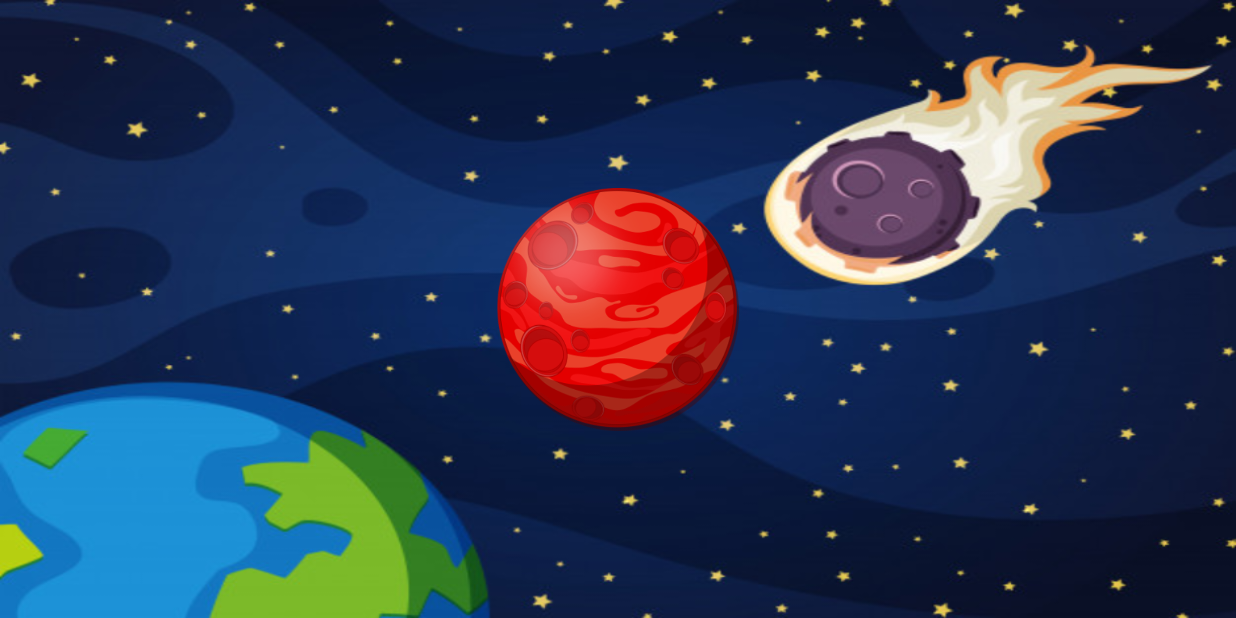
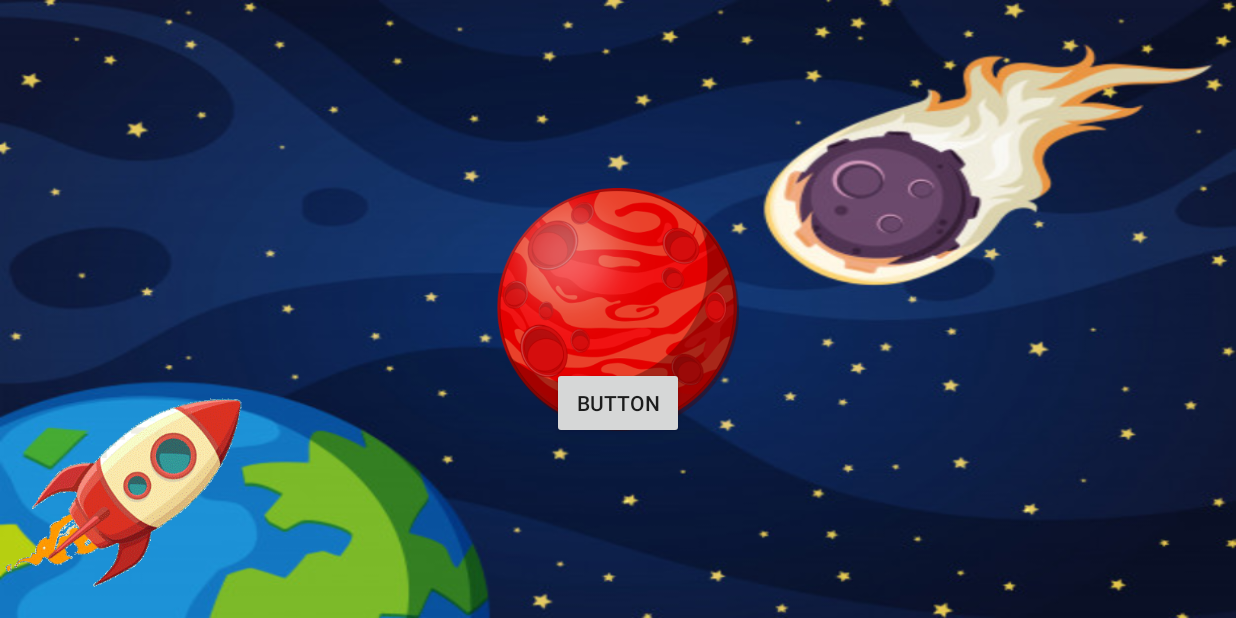
Before and after one commit to Aspharr17/FlashCards_2.0, an Android app: the screen it shows after launch (MainActivity), on a phone screen of 824 x 412 dp (held sideways). Run offline under Robolectric (Android 15) with nearby library versions, the phone set to English and light mode, and no system bars.

Commit message:
Added Transition, a button for testing and media player

```diff
--- a/app/src/main/java/com/example/angelnramirez/flashcards/MainActivity.java
+++ b/app/src/main/java/com/example/angelnramirez/flashcards/MainActivity.java
@@ -1,18 +1,79 @@
 package com.example.angelnramirez.flashcards;
 
+import android.graphics.Point;
+import android.media.MediaPlayer;
 import android.os.Bundle;
+import android.support.constraint.ConstraintLayout;
+import android.support.constraint.Placeholder;
+import android.support.v7.app.AlertDialog;
 import android.support.v7.app.AppCompatActivity;
+import android.transition.TransitionManager;
+import android.util.Log;
+import android.view.Display;
+import android.view.View;
 import android.view.WindowManager;
+import android.widget.Button;
+import android.widget.Toast;
 
-public class MainActivity extends AppCompatActivity {
+import java.io.IOException;
 
+import pl.droidsonroids.gif.GifImageView;
+
+public class MainActivity extends AppCompatActivity
+{
+    GifImageView giv_ship;
+    private Placeholder placeholder;
+    private ConstraintLayout mainlayout;
+    private Button button;
+    MediaPlayer mp;
     @Override
-    protected void onCreate(Bundle savedInstanceState) {
+    protected void onCreate(Bundle savedInstanceState)
+    {
         super.onCreate(savedInstanceState);
         setContentView(R.layout.activity_main);
         //FullScreen
         getWindow().setFlags(WindowManager.LayoutParams.FLAG_FULLSCREEN,
                 WindowManager.LayoutParams.FLAG_FULLSCREEN);
 
+        setView();
+
+        button.setOnClickListener(new View.OnClickListener() {
+            @Override
+            public void onClick(View v) {
+                TransitionManager.beginDelayedTransition(mainlayout);
+
+                placeholder.setContentId(giv_ship.getId());
+                try
+                {
+                    mp.start();
+
+                }catch (Exception e){
+                    e.printStackTrace();
+                }
+
+
+            }
+        });
+
+    }
+
+    protected void setView ()
+    {
+        giv_ship = findViewById(R.id.giv_ship);
+        placeholder = findViewById(R.id.placeholder);
+        mainlayout = findViewById(R.id.MainLayout);
+        button = findViewById(R.id.button);
+
+        try {
+            mp = MediaPlayer.create(this, R.raw.shiplauncher);
+            mp.prepare();
+
+        }
+        catch (Exception e){
+            e.printStackTrace();
+
+        }
+
+
     }
 }
--- a/app/src/main/res/layout/activity_main.xml
+++ b/app/src/main/res/layout/activity_main.xml
@@ -5,21 +5,53 @@
     android:layout_width="match_parent"
     android:layout_height="match_parent"
     android:background="@drawable/fondotierra"
+    android:id="@+id/MainLayout"
     tools:context=".MainActivity">
+
+    <android.support.constraint.Placeholder
+        android:layout_width="48dp"
+        android:layout_height="48dp"
+        android:id="@+id/placeholder"
+        android:layout_marginEnd="8dp"
+        app:layout_constraintEnd_toEndOf="parent" />
 
     <ImageView
         android:id="@+id/imageView"
         android:layout_width="204dp"
         android:layout_height="162dp"
+        android:scaleType="fitCenter"
         app:layout_constraintBottom_toBottomOf="parent"
         app:layout_constraintEnd_toEndOf="parent"
         app:layout_constraintHorizontal_bias="0.5"
         app:layout_constraintStart_toStartOf="parent"
         app:layout_constraintTop_toTopOf="parent"
-        app:srcCompat="@drawable/planeta"
-        />
+        app:srcCompat="@drawable/planeta" />
+
+    <pl.droidsonroids.gif.GifImageView
+        android:id="@+id/giv_ship"
+        android:layout_width="164dp"
+        android:layout_height="155dp"
+        android:layout_marginBottom="8dp"
+
+        android:src="@drawable/ship"
+        app:layout_constraintBottom_toBottomOf="parent" />
+
+    <Button
+        android:id="@+id/button"
+        android:layout_width="wrap_content"
+        android:layout_height="wrap_content"
+        android:layout_marginStart="8dp"
+        android:layout_marginTop="8dp"
+        android:layout_marginEnd="8dp"
+        android:layout_marginBottom="8dp"
+        android:text="Button"
+        app:layout_constraintBottom_toBottomOf="parent"
+        app:layout_constraintEnd_toEndOf="parent"
+        app:layout_constraintStart_toStartOf="parent"
+        app:layout_constraintTop_toTopOf="@+id/imageView" />
 
 
+    />
 
 
 </android.support.constraint.ConstraintLayout>
```
Also changed, not shown: app/src/main/res/drawable/inicio.png (added), app/src/main/res/drawable/ship.gif, 2 other files.
